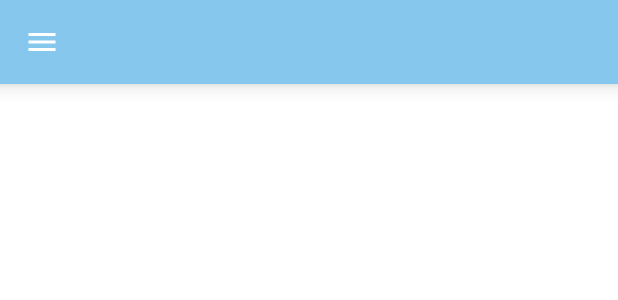
After one commit to Valeferr/shieldus-app, an Android app: the layout activity_base.xml on its own in the app's theme, with its tools: preview values and no code run, on a phone screen of 412 x 824 dp. The commit adds this screen. Shown: the top 300 px of the screen. Run offline under Robolectric (Android 15) with nearby library versions, the phone set to English and light mode, and no system bars.

Commit message:
Created BaseActivity to share header and menu across activities

```diff
--- /dev/null
+++ b/app/src/main/res/layout/activity_base.xml
@@ -0,0 +1,40 @@
+<?xml version="1.0" encoding="utf-8"?>
+<androidx.drawerlayout.widget.DrawerLayout
+    xmlns:android="http://schemas.android.com/apk/res/android"
+    xmlns:app="http://schemas.android.com/apk/res-auto"
+    xmlns:tools="http://schemas.android.com/tools"
+    android:id="@+id/drawer_layout"
+    android:layout_width="match_parent"
+    android:layout_height="match_parent"
+    android:fitsSystemWindows="true"
+    tools:context=".activities.BaseActivity">
+
+    <LinearLayout
+        android:layout_width="match_parent"
+        android:layout_height="match_parent"
+        android:orientation="vertical">
+
+        <com.google.android.material.appbar.MaterialToolbar
+            android:id="@+id/toolbar"
+            android:layout_width="match_parent"
+            android:layout_height="?attr/actionBarSize"
+            android:background="@color/primary_blue_light"
+            android:elevation="8dp"
+            app:navigationIcon="@drawable/ic_menu"
+            app:titleTextColor="@color/white"/>
+
+        <FrameLayout
+            android:id="@+id/content_frame"
+            android:layout_width="match_parent"
+            android:layout_height="match_parent"/>
+    </LinearLayout>
+
+    <com.google.android.material.navigation.NavigationView
+        android:id="@+id/nav_view"
+        android:layout_width="300dp"
+        android:layout_height="match_parent"
+        android:layout_gravity="start"
+        android:fitsSystemWindows="true"
+        app:headerLayout="@layout/nav_header"
+        app:menu="@menu/main_menu"/>
+</androidx.drawerlayout.widget.DrawerLayout>
--- a/app/src/main/res/values/themes.xml
+++ b/app/src/main/res/values/themes.xml
@@ -17,6 +17,9 @@
 
         <item name="materialButtonStyle">@style/Widget.ShieldUs.Button</item>
         <item name="textInputStyle">@style/Widget.ShieldUs.TextInputLayout</item>
+
+        <item name="windowActionBar">false</item>
+        <item name="windowNoTitle">true</item>
     </style>
 
     <style name="Widget.ShieldUs.Button" parent="Widget.MaterialComponents.Button">
```
Also changed, not shown: app/src/main/java/com/example/shieldus/activities/BaseActivity.java (added, +130 -0 lines), app/src/main/java/com/example/shieldus/activities/HomeActivity.java (+7 -116 lines), app/src/main/java/com/example/shieldus/adapters/HomeAdapter.java (deleted, +0 -56 lines), app/src/main/java/com/example/shieldus/models/HomeItem.java (deleted, +0 -19 lines).
